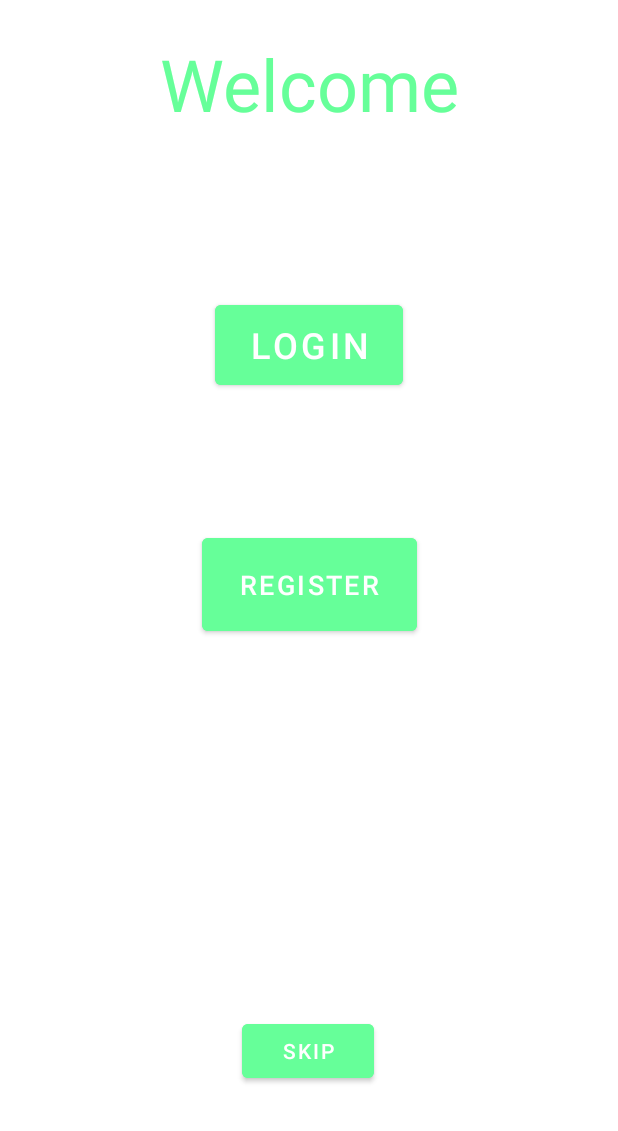
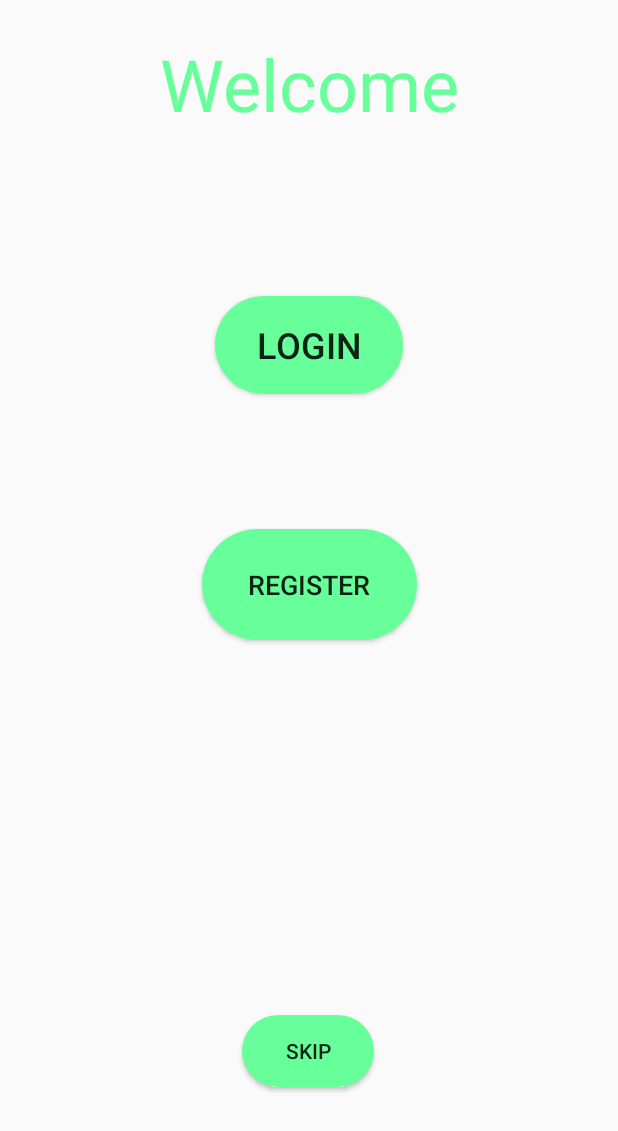
Before and after one commit to HiMyNameIsGarch/smart-recycle, an Android app: the screen it shows after launch (MainActivity), on a phone screen of 412 x 824 dp. Shown: the top 1131 px of the screen. Run offline under Robolectric (Android 15) with nearby library versions, the phone set to English and light mode, and no system bars; Roboto replaces fonts that are not available here.

Commit message:
Rounded buttons

```diff
--- a/app/src/main/java/com/example/smart_recycle/MainActivity.java
+++ b/app/src/main/java/com/example/smart_recycle/MainActivity.java
@@ -35,6 +35,5 @@ public class MainActivity extends AppCompatActivity {
                 startActivity(new Intent(MainActivity.this, Register.class));
             }
         });
-
     }
 }
--- a/app/src/main/java/com/example/smart_recycle/MapsActivity.java
+++ b/app/src/main/java/com/example/smart_recycle/MapsActivity.java
@@ -44,6 +44,7 @@ public class MapsActivity extends FragmentActivity implements OnMapReadyCallback
     @Override
     protected void onCreate(Bundle savedInstanceState) {
         super.onCreate(savedInstanceState);
+        //setContentView(R.layout.activity_maps);
         binding = ActivityMapsBinding.inflate(getLayoutInflater());
         setContentView(binding.getRoot());
         scan = (Button)findViewById(R.id.button6) ;
--- /dev/null
+++ b/app/src/main/res/drawable/buttons.xml
@@ -0,0 +1,5 @@
+<?xml version="1.0" encoding="utf-8"?>
+<shape xmlns:android="http://schemas.android.com/apk/res/android" android:shape="rectangle">
+    <solid android:color="#66ff99"/>
+    <corners android:radius="50dp"/>
+</shape>
--- a/app/src/main/res/layout/activity_login.xml
+++ b/app/src/main/res/layout/activity_login.xml
@@ -95,6 +95,7 @@
         android:layout_width="106dp"
         android:layout_height="49dp"
         android:backgroundTint="#66ff99"
+        android:background="@drawable/buttons"
         android:text="LOGIN"
         android:textSize="16sp"
         app:layout_constraintBottom_toBottomOf="parent"
@@ -110,6 +111,7 @@
         android:layout_height="wrap_content"
         android:backgroundTint="#66ff99"
         android:text="Forgot password"
+        android:background="@drawable/buttons"
         app:layout_constraintBottom_toBottomOf="parent"
         app:layout_constraintEnd_toEndOf="parent"
         app:layout_constraintHorizontal_bias="0.069"
--- a/app/src/main/res/layout/activity_main.xml
+++ b/app/src/main/res/layout/activity_main.xml
@@ -29,6 +29,7 @@
         android:layout_marginStart="150dp"
         android:layout_marginEnd="150dp"
         android:backgroundTint="#66ff99"
+        android:background="@drawable/buttons"
         android:text="@string/login"
         android:textSize="24sp"
         app:layout_constraintBottom_toBottomOf="parent"
@@ -52,6 +53,7 @@
         app:layout_constraintEnd_toEndOf="parent"
         app:layout_constraintHorizontal_bias="0.5"
         app:layout_constraintStart_toStartOf="parent"
+        android:background="@drawable/buttons"
         app:layout_constraintTop_toTopOf="parent"
         app:layout_constraintVertical_bias="0.402" />
 
@@ -63,6 +65,7 @@
         android:layout_marginTop="85dp"
         android:layout_marginEnd="150dp"
         android:backgroundTint="#66ff99"
+        android:background="@drawable/buttons"
         android:text="@string/skip"
         app:layout_constraintBottom_toBottomOf="parent"
         app:layout_constraintEnd_toEndOf="parent"
--- a/app/src/main/res/layout/activity_register.xml
+++ b/app/src/main/res/layout/activity_register.xml
@@ -63,6 +63,7 @@
         android:layout_width="wrap_content"
         android:layout_height="wrap_content"
         android:backgroundTint="#66ff99"
+        android:background="@drawable/buttons"
         android:text="Register"
         app:layout_constraintBottom_toBottomOf="parent"
         app:layout_constraintEnd_toEndOf="parent"
--- a/app/src/main/res/values-night/themes.xml
+++ b/app/src/main/res/values-night/themes.xml
@@ -1,6 +1,6 @@
 <resources xmlns:tools="http://schemas.android.com/tools">
     <!-- Base application theme. -->
-    <style name="Theme.SmartRecycle" parent="Theme.MaterialComponents.DayNight.NoActionBar">
+    <style name="Theme.SmartRecycle" parent="Theme.AppCompat.DayNight.NoActionBar">
         <!-- Primary brand color. -->
         <item name="colorPrimary">@color/purple_200</item>
         <item name="colorPrimaryVariant">#66ff99</item>
--- a/app/src/main/res/values/themes.xml
+++ b/app/src/main/res/values/themes.xml
@@ -1,6 +1,6 @@
 <resources xmlns:tools="http://schemas.android.com/tools">
     <!-- Base application theme. -->
-    <style name="Theme.SmartRecycle" parent="Theme.MaterialComponents.DayNight.NoActionBar">
+    <style name="Theme.SmartRecycle" parent="Theme.AppCompat.DayNight.NoActionBar">
         <!-- Primary brand color. -->
         <item name="colorPrimary">@color/purple_500</item>
         <item name="colorPrimaryVariant">#66ff99</item>
```
